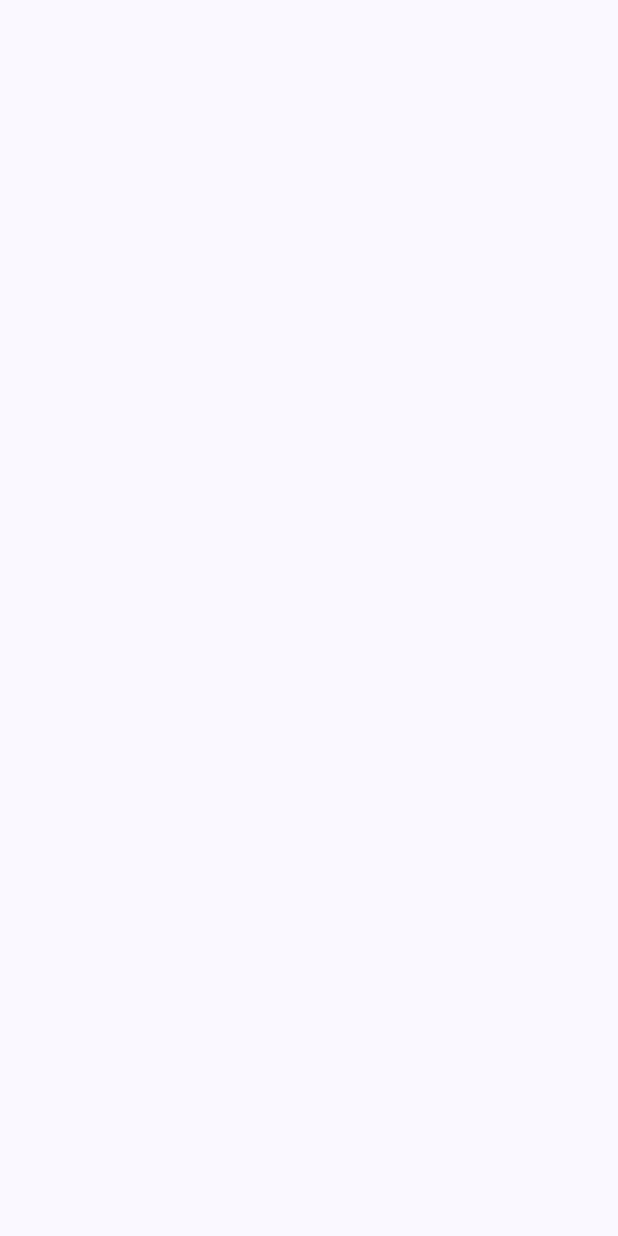
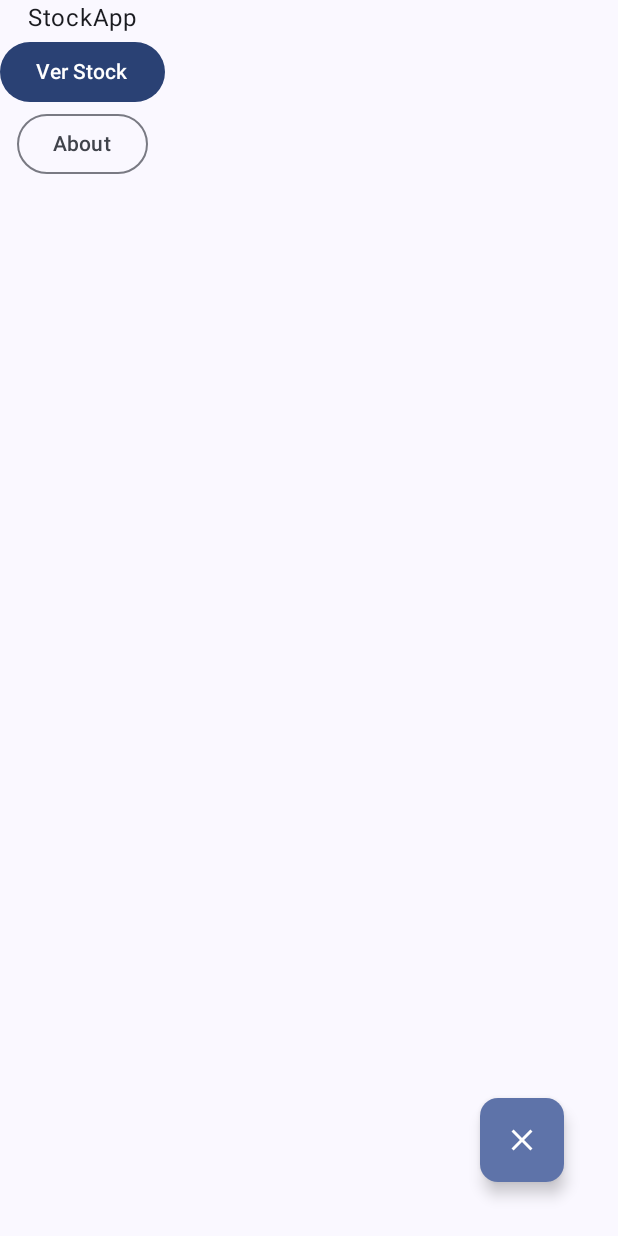
Before and after one commit to Alejandro-Omegas/UAA-PAPDM-Grupo-2-TP-2, an Android app built with Jetpack Compose: the screen it shows after launch (MainActivity), on a phone screen of 412 x 824 dp. Before the commit the screen is empty. Run offline under Robolectric (Android 15) with nearby library versions, the phone set to English and light mode, and no system bars.

Commit message:
HomeScreen base

```diff
--- a/app/build.gradle.kts
+++ b/app/build.gradle.kts
@@ -6,7 +6,7 @@ plugins {
 
 android {
     namespace = "com.alejandroarriola.uaa_papdm_grupo_2_tp_2"
-    compileSdk = 34
+    compileSdk = 35
 
     defaultConfig {
         applicationId = "com.alejandroarriola.uaa_papdm_grupo_2_tp_2"
--- /dev/null
+++ b/app/src/main/java/com/alejandroarriola/uaa_papdm_grupo_2_tp_2/ui/home/HomeScreen.kt
@@ -0,0 +1,81 @@
+package com.alejandroarriola.uaa_papdm_grupo_2_tp_2.ui.home
+
+import android.annotation.SuppressLint
+import androidx.compose.foundation.layout.Column
+import androidx.compose.foundation.layout.fillMaxSize
+import androidx.compose.foundation.layout.padding
+import androidx.compose.material.icons.Icons
+import androidx.compose.material.icons.filled.Close
+import androidx.compose.material3.Button
+import androidx.compose.material3.FloatingActionButton
+import androidx.compose.material3.Icon
+import androidx.compose.material3.MaterialTheme
+import androidx.compose.material3.OutlinedButton
+import androidx.compose.material3.Scaffold
+import androidx.compose.material3.Text
+import androidx.compose.runtime.Composable
+import androidx.compose.ui.Modifier
+import androidx.compose.ui.res.dimensionResource
+import androidx.compose.ui.res.stringResource
+import androidx.compose.ui.tooling.preview.Preview
+import com.alejandroarriola.uaa_papdm_grupo_2_tp_2.MainActivity
+import com.alejandroarriola.uaa_papdm_grupo_2_tp_2.R
+import com.alejandroarriola.uaa_papdm_grupo_2_tp_2.ui.navigation.NavDestino
+
+object HomeDestino: NavDestino {
+    override val ruta = "home"
+    override val titulo = R.string.app_name
+}
+
+@SuppressLint("UnusedMaterial3ScaffoldPaddingParameter")
+@Composable
+fun HomeSreen(
+    modifier: Modifier = Modifier
+) {
+    Scaffold(
+        modifier = Modifier.fillMaxSize(),
+        floatingActionButton = {
+            FloatingActionButton(
+                onClick = { exitApp() },
+                shape = MaterialTheme.shapes.medium,
+                modifier = Modifier.padding(dimensionResource(id = R.dimen.padding_large))
+            ) {
+                Icon(
+                    imageVector = Icons.Default.Close,
+                    contentDescription = stringResource(R.string.exits_the_app)
+                )
+            }
+        }
+    ) {
+        Column(
+            horizontalAlignment = androidx.compose.ui.Alignment.CenterHorizontally,
+            modifier = Modifier
+        ) {
+            Text(text = stringResource(R.string.app_name))
+
+            Button(
+                onClick = { /*TODO*/ }
+            ) {
+                Text(text = stringResource(R.string.ver_stock))
+            }
+
+            OutlinedButton(
+                onClick = { /*TODO*/ }
+            ) {
+                Text(text = stringResource(R.string.about))
+            }
+        }
+    }
+}
+
+fun exitApp() {
+    val activity = MainActivity()
+    activity.finish()
+    System.exit(0)
+}
+
+@Preview(showBackground = true)
+@Composable
+fun HomeSreenPreview() {
+    HomeSreen()
+}
--- a/app/src/main/java/com/alejandroarriola/uaa_papdm_grupo_2_tp_2/ui/navigation/StockNavGraph.kt
+++ b/app/src/main/java/com/alejandroarriola/uaa_papdm_grupo_2_tp_2/ui/navigation/StockNavGraph.kt
@@ -3,11 +3,22 @@ package com.alejandroarriola.uaa_papdm_grupo_2_tp_2.ui.navigation
 import androidx.compose.runtime.Composable
 import androidx.compose.ui.Modifier
 import androidx.navigation.NavHostController
+import androidx.navigation.compose.NavHost
+import androidx.navigation.compose.composable
+import com.alejandroarriola.uaa_papdm_grupo_2_tp_2.ui.home.HomeDestino
+import com.alejandroarriola.uaa_papdm_grupo_2_tp_2.ui.home.HomeSreen
 
 @Composable
 fun StockNavGraph(
     navController: NavHostController,
     modifier: Modifier = Modifier,
 ) {
-//TODO: implementaar las rutas del nav una vez esten las otras pantallas
+    NavHost(
+        navController = navController,
+        startDestination = HomeDestino.ruta
+    ) {
+        composable(route = HomeDestino.ruta) {
+            HomeSreen()
+        }
+    }
 }
--- /dev/null
+++ b/app/src/main/res/values/dimens.xml
@@ -0,0 +1,4 @@
+<?xml version="1.0" encoding="utf-8"?>
+<resources>
+    <dimen name="padding_large">20.dp</dimen>
+</resources>
--- a/app/src/main/res/values/strings.xml
+++ b/app/src/main/res/values/strings.xml
@@ -1,3 +1,6 @@
 <resources>
-    <string name="app_name">UAA-PAPDM-Grupo-2-TP-2</string>
+    <string name="app_name">StockApp</string> <!--original name: UAA-PAPDM-Grupo-2-TP-2-->
+    <string name="ver_stock">Ver Stock</string>
+    <string name="exits_the_app">Exits the app</string>
+    <string name="about">About</string>
 </resources>
```
